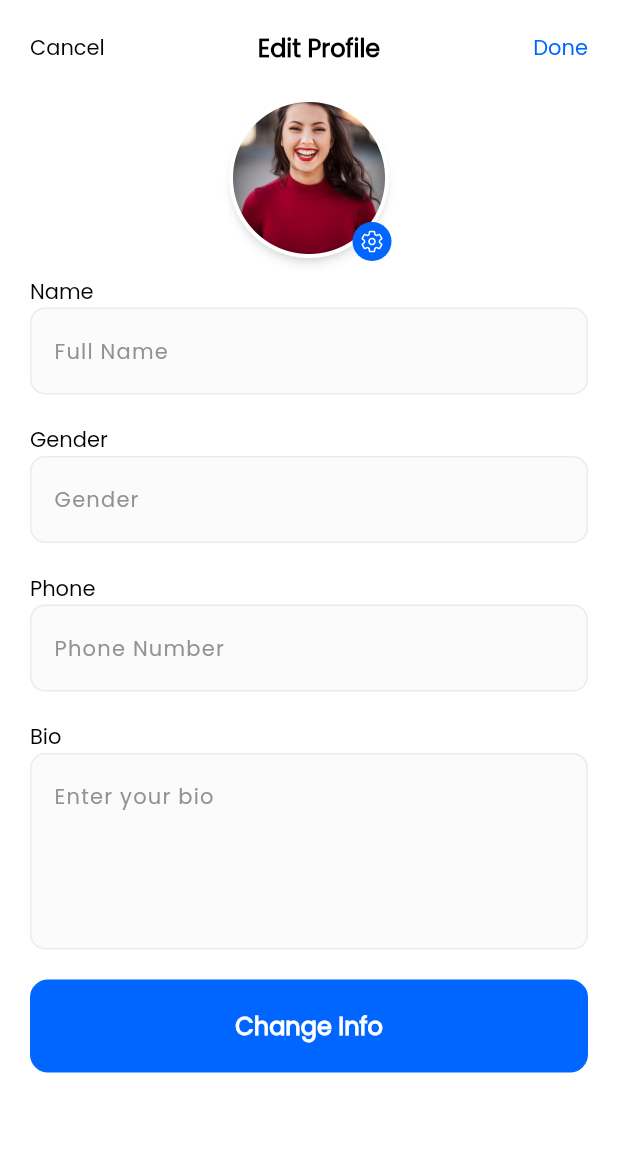
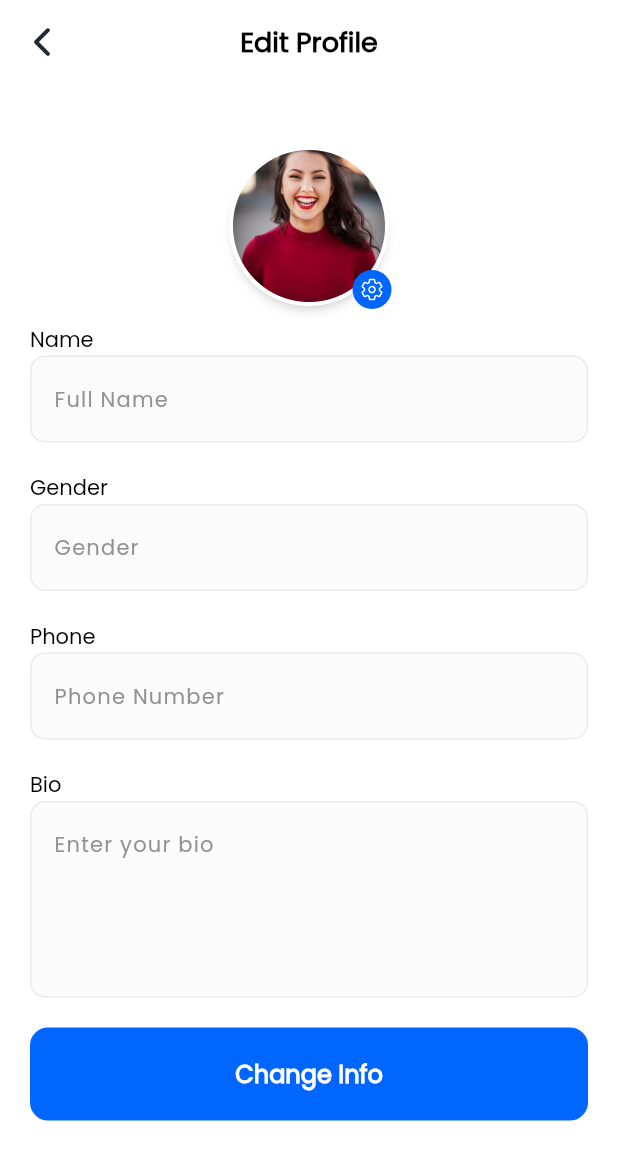
Before and after one commit to zobayerdev/Tour_Guide_Flutter, a Flutter app: the EditProfileScreen screen opened directly, on a phone screen of 412 x 824 dp. Shown: the top 1160 px of the screen. Run offline on Flutter 3.47's test engine with Material 3 defaults, Android fonts, the light colour scheme and no system bars; our stand-ins replace custom_navigation_bar, dio, flutter_rating_bar, flutter_svg, fluttertoast, get and 6 more; accounts and stored records are empty.

Commit message:
Profile part is fully complete

```diff
--- a/lib/assets_helper/app_icons.dart
+++ b/lib/assets_helper/app_icons.dart
@@ -29,4 +29,9 @@ class AppIcons {
   static const String language = '$iconsRoute/language.svg';
   static const String bus = '$iconsRoute/bus_svg.svg';
   static const String share = '$iconsRoute/shares.svg';
+
+  // blue icons
+  static const String emailBlueIcon = '$iconsRoute/emailBlue.svg';
+  static const String mobileBlueIcon = '$iconsRoute/mobileBlue.svg';
+  static const String genderBlueIcon = '$iconsRoute/genderBlue.svg';
 }
--- a/lib/features/profile_screen/presentation/edit_profile_screen.dart
+++ b/lib/features/profile_screen/presentation/edit_profile_screen.dart
@@ -4,6 +4,7 @@ import 'package:boylar_plate/assets_helper/app_fonts.dart';
 import 'package:boylar_plate/assets_helper/app_icons.dart';
 import 'package:boylar_plate/assets_helper/app_images.dart';
 import 'package:boylar_plate/assets_helper/app_lottie.dart';
+import 'package:boylar_plate/common_widgets/custom_appbar.dart';
 import 'package:boylar_plate/common_widgets/custom_button.dart';
 import 'package:boylar_plate/common_widgets/custom_field.dart';
 import 'package:boylar_plate/helpers/all_routes.dart';
@@ -106,42 +107,16 @@ class _EditProfileScreenState extends State<EditProfileScreen> {
     final TextEditingController bioController = TextEditingController();
 
     return Scaffold(
+      appBar: CustomAppBar(
+        title: 'Edit Profile',
+        isCenterd: true,
+      ),
       body: SafeArea(
         child: SingleChildScrollView(
           child: Padding(
             padding: EdgeInsets.all(20),
             child: Column(
               children: [
-                Row(
-                  mainAxisAlignment: MainAxisAlignment.spaceBetween,
-                  children: [
-                    GestureDetector(
-                      onTap: () {
-                        Navigator.pop(context);
-                      },
-                      child: Text(
-                        'Cancel',
-                        style: TextFontStyle.textStyle14w500Poppins,
-                      ),
-                    ),
-                    Text(
-                      'Edit Profile',
-                      style: TextFontStyle.textStyle16w500Poppins
-                          .copyWith(fontWeight: FontWeight.bold),
-                    ),
-                    GestureDetector(
-                      onTap: () {
-                        Navigator.pop(context);
-                      },
-                      child: Text(
-                        'Done',
-                        style: TextFontStyle.textStyle14w500Poppins.copyWith(
-                          color: AppColors.primaryColor,
-                        ),
-                      ),
-                    ),
-                  ],
-                ),
                 SizedBox(
                   height: 20,
                 ),
```
Also changed, not shown: lib/features/profile_screen/presentation/profile_screen.dart (+34 -9 lines), assets/icons/emailBlue.svg (added), assets/icons/genderBlue.svg (added), assets/icons/mobileBlue.svg (added).
